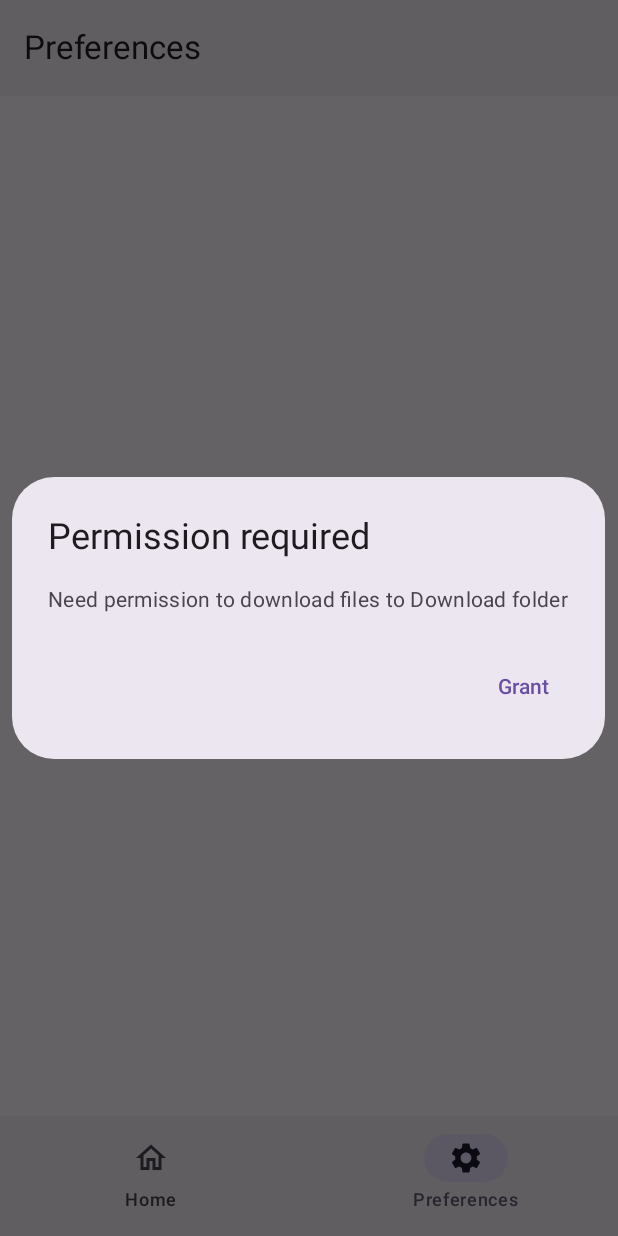
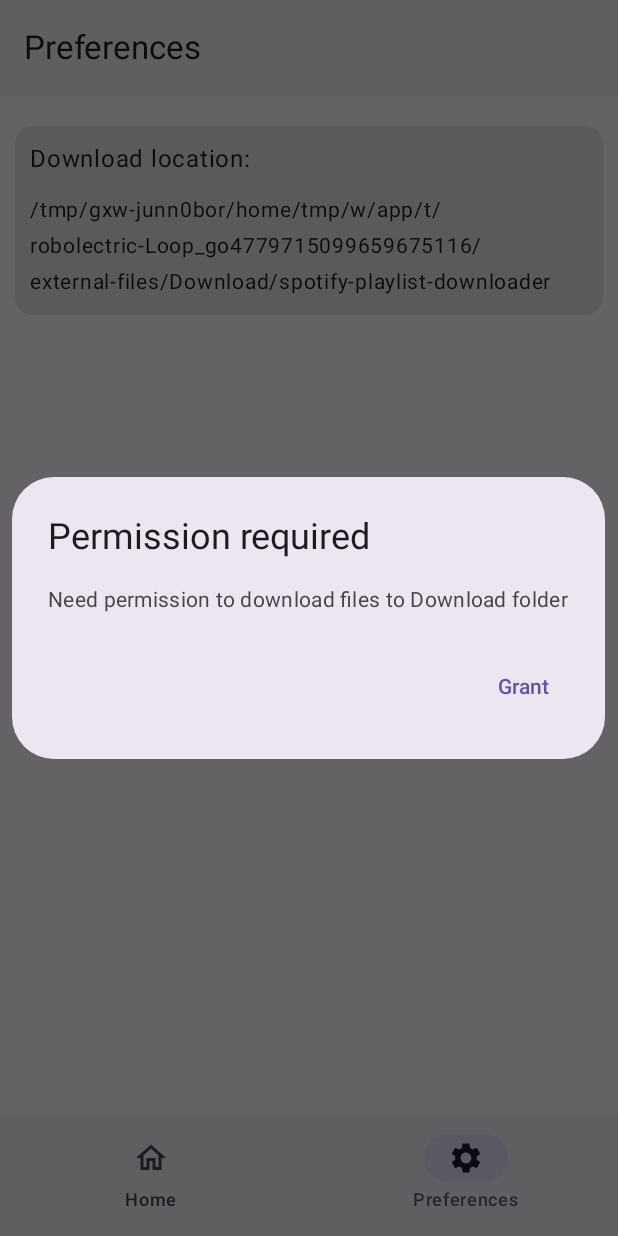
Before and after one commit to supersu-man/spotify-playlist-downloader, an Android app built with Jetpack Compose: the screen it shows after launch (MainActivity), item 2 of the bottom bar chosen, on a phone screen of 412 x 824 dp. Run offline under Robolectric (Android 15) with nearby library versions, the phone set to English and light mode, and no system bars; libraries missing offline, so code that uses them is left out: com.supersuman.apkupdater, org.schabi.newpipe, se.michaelthelin.spotify; 9 statements that could not run were skipped.

Commit message:
feat: Pager, Navigation Bar

```diff
--- a/app/src/main/java/dev/sumanth/spd/MainActivity.kt
+++ b/app/src/main/java/dev/sumanth/spd/MainActivity.kt
@@ -4,7 +4,10 @@ import android.os.Bundle
 import androidx.activity.ComponentActivity
 import androidx.activity.compose.setContent
 import androidx.activity.enableEdgeToEdge
+import androidx.compose.foundation.layout.fillMaxSize
 import androidx.compose.foundation.layout.padding
+import androidx.compose.foundation.pager.HorizontalPager
+import androidx.compose.foundation.pager.rememberPagerState
 import androidx.compose.material.icons.Icons
 import androidx.compose.material.icons.filled.Home
 import androidx.compose.material.icons.filled.Settings
@@ -16,11 +19,10 @@ import androidx.compose.runtime.mutableStateOf
 import androidx.compose.runtime.remember
 import androidx.compose.runtime.setValue
 import androidx.compose.ui.Modifier
-import androidx.navigation.compose.NavHost
-import androidx.navigation.compose.composable
-import androidx.navigation.compose.rememberNavController
 import dev.sumanth.spd.model.NavigationItem
-import dev.sumanth.spd.model.Routes
+import dev.sumanth.spd.model.defaultDownloadPath
+import dev.sumanth.spd.model.downloadPath
+import dev.sumanth.spd.model.download_path_key
 import dev.sumanth.spd.ui.component.Background
 import dev.sumanth.spd.ui.component.BottomBar
 import dev.sumanth.spd.ui.component.PermissionDialog
@@ -29,6 +31,7 @@ import dev.sumanth.spd.ui.component.UpdateDialog
 import dev.sumanth.spd.ui.screen.HomeScreen
 import dev.sumanth.spd.ui.screen.PreferencesScreen
 import dev.sumanth.spd.ui.viewmodel.HomeScreenViewModel
+import dev.sumanth.spd.ui.viewmodel.PreferencesScreenViewModel
 import dev.sumanth.spd.ui.viewmodel.UpdaterViewModel
 import dev.sumanth.spd.utils.Downloader
 import dev.sumanth.spd.utils.Spotify
@@ -41,8 +44,8 @@ class MainActivity : ComponentActivity() {
     private val url = "https://github.com/supersu-man/spotify-playlist-downloader/releases/latest"
 
     private val navigationItems = listOf(
-        NavigationItem("Home", Icons.Filled.Home, Icons.Outlined.Home, Routes.Home.name),
-        NavigationItem("Preferences", Icons.Filled.Settings, Icons.Outlined.Settings, Routes.Preferences.name)
+        NavigationItem("Home", Icons.Filled.Home, Icons.Outlined.Home),
+        NavigationItem("Preferences", Icons.Filled.Settings, Icons.Outlined.Settings)
     )
 
     override fun onCreate(savedInstanceState: Bundle?) {
@@ -54,27 +57,34 @@ class MainActivity : ComponentActivity() {
         val updateViewModel = UpdaterViewModel(this@MainActivity, url)
         NewPipe.init(Downloader.getInstance())
 
+        val homeViewModel = HomeScreenViewModel()
+        val preferencesViewModel = PreferencesScreenViewModel(this)
+        downloadPath = preferencesViewModel.downloadPath
+
+
         setContent {
-            val navController = rememberNavController()
+
             var title by remember { mutableStateOf("Home") }
-            val homeViewModel = HomeScreenViewModel()
+
+            val pagerState = rememberPagerState( pageCount = { navigationItems.size })
 
             Background {
-                Scaffold(topBar = { TopBar(title) }, bottomBar = { BottomBar(navigationItems, navController) }) { innerPadding ->
-                    NavHost(navController = navController, startDestination = Routes.Home.name, modifier = Modifier.padding(innerPadding)) {
-                        composable(Routes.Home.name) {
-                            title = "Home"
+                Scaffold(topBar = { TopBar(title) }, bottomBar = { BottomBar(navigationItems, pagerState) }) { innerpadding ->
+
+                    HorizontalPager(state = pagerState, modifier = Modifier.fillMaxSize().padding(innerpadding)) { page ->
+                        title = navigationItems[pagerState.currentPage].title
+                        if(page==0){
                             HomeScreen(homeViewModel)
-                        }
-                        composable(Routes.Preferences.name) {
-                            title = "Preferences"
-                            PreferencesScreen()
+                        } else if (page==1) {
+                            PreferencesScreen(preferencesViewModel)
                         }
                     }
+
                     PermissionDialog(this)
                     UpdateDialog(updateViewModel)
                 }
             }
+
         }
     }
 }
--- /dev/null
+++ b/app/src/main/java/dev/sumanth/spd/model/Download.kt
@@ -0,0 +1,10 @@
+package dev.sumanth.spd.model
+
+import android.os.Environment
+import java.io.File
+
+private val downloadsDirectory = Environment.getExternalStoragePublicDirectory(Environment.DIRECTORY_DOWNLOADS)
+val defaultDownloadPath: String = File(downloadsDirectory, "spotify-playlist-downloader").path
+
+const val download_path_key = "download_path"
+var downloadPath = ""
--- a/app/src/main/java/dev/sumanth/spd/model/Navigation.kt
+++ b/app/src/main/java/dev/sumanth/spd/model/Navigation.kt
@@ -5,6 +5,5 @@ import androidx.compose.ui.graphics.vector.ImageVector
 data class NavigationItem(
     val title: String,
     val selectedIcon: ImageVector,
-    val unselectedIcon: ImageVector,
-    val route: String
+    val unselectedIcon: ImageVector
 )
--- a/app/src/main/java/dev/sumanth/spd/ui/component/BottomBar.kt
+++ b/app/src/main/java/dev/sumanth/spd/ui/component/BottomBar.kt
@@ -1,37 +1,35 @@
 package dev.sumanth.spd.ui.component
 
+import androidx.compose.foundation.pager.PagerState
 import androidx.compose.material3.Icon
 import androidx.compose.material3.NavigationBar
 import androidx.compose.material3.NavigationBarItem
 import androidx.compose.material3.Text
 import androidx.compose.runtime.Composable
-import androidx.compose.runtime.getValue
-import androidx.compose.runtime.mutableStateOf
-import androidx.compose.runtime.remember
-import androidx.compose.runtime.setValue
-import androidx.navigation.NavHostController
+import androidx.compose.runtime.rememberCoroutineScope
 import dev.sumanth.spd.model.NavigationItem
+import kotlinx.coroutines.launch
 
 
 @Composable
-fun BottomBar(navigationItems: List<NavigationItem>, navController: NavHostController) {
-    var selectedItem by remember { mutableStateOf(navigationItems[0]) }
+fun BottomBar(navigationItems: List<NavigationItem>, pagerState: PagerState) {
+    val coroutineScope = rememberCoroutineScope()
 
     NavigationBar {
-        navigationItems.forEach { item ->
+        navigationItems.forEachIndexed { index, item ->
             NavigationBarItem(
                 icon = {
                     Icon(
-                        if (selectedItem.title == item.title) item.selectedIcon else item.unselectedIcon,
+                        if (pagerState.currentPage == index) item.selectedIcon else item.unselectedIcon,
                         contentDescription = null
                     )
                 },
                 label = { Text(item.title) },
-                selected = selectedItem.title == item.title,
+                selected = index==pagerState.currentPage,
                 onClick = {
-                    selectedItem = item
-                    navController.popBackStack()
-                    navController.navigate(item.route)
+                    coroutineScope.launch {
+                        pagerState.animateScrollToPage(index)
+                    }
                 }
             )
         }
--- a/app/src/main/java/dev/sumanth/spd/ui/screen/HomeScreen.kt
+++ b/app/src/main/java/dev/sumanth/spd/ui/screen/HomeScreen.kt
@@ -3,6 +3,7 @@ package dev.sumanth.spd.ui.screen
 import androidx.compose.foundation.layout.Column
 import androidx.compose.foundation.layout.aspectRatio
 import androidx.compose.foundation.layout.fillMaxHeight
+import androidx.compose.foundation.layout.fillMaxSize
 import androidx.compose.foundation.layout.fillMaxWidth
 import androidx.compose.foundation.layout.height
 import androidx.compose.foundation.layout.padding
@@ -21,7 +22,7 @@ import dev.sumanth.spd.ui.viewmodel.HomeScreenViewModel
 
 @Composable
 fun HomeScreen(viewModel: HomeScreenViewModel) {
-    Column(modifier = Modifier.padding(10.dp, 20.dp)) {
+    Column(modifier = Modifier.padding(10.dp, 20.dp).fillMaxSize()) {
         Text("Enter Playlist Link")
         OutlinedTextField(
             value = viewModel.spotifyLink, onValueChange = { viewModel.spotifyLink = it },
--- a/app/src/main/java/dev/sumanth/spd/ui/screen/PreferencesScreen.kt
+++ b/app/src/main/java/dev/sumanth/spd/ui/screen/PreferencesScreen.kt
@@ -1,19 +1,41 @@
 package dev.sumanth.spd.ui.screen
 
+import android.app.Activity
+import android.os.Environment
+import androidx.activity.compose.rememberLauncherForActivityResult
+import androidx.activity.result.contract.ActivityResultContracts
 import androidx.compose.foundation.layout.Column
+import androidx.compose.foundation.layout.fillMaxSize
+import androidx.compose.foundation.layout.fillMaxWidth
 import androidx.compose.foundation.layout.padding
 import androidx.compose.material3.Card
 import androidx.compose.material3.Text
 import androidx.compose.runtime.Composable
 import androidx.compose.ui.Modifier
 import androidx.compose.ui.unit.dp
+import androidx.compose.ui.unit.sp
+import dev.sumanth.spd.model.downloadPath
+import dev.sumanth.spd.ui.viewmodel.PreferencesScreenViewModel
 
 @Composable
-fun PreferencesScreen() {
+fun PreferencesScreen(preferencesViewModel: PreferencesScreenViewModel) {
 
-    Column(modifier = Modifier.padding(10.dp, 20.dp)) {
-        Card {
-            Text("")
+    preferencesViewModel.launcher = rememberLauncherForActivityResult(contract = ActivityResultContracts.StartActivityForResult()) { result ->
+        if (result.resultCode == Activity.RESULT_OK) {
+            val uri = result.data?.data?.path
+            if(uri != null) {
+                val folder = uri.split(":")[1]
+                preferencesViewModel.downloadPath = Environment.getExternalStorageDirectory().path + "/" + folder
+                preferencesViewModel.storePath(preferencesViewModel.downloadPath)
+                downloadPath = preferencesViewModel.downloadPath
+            }
+        }
+    }
+
+    Column(modifier = Modifier.padding(10.dp, 20.dp).fillMaxSize()) {
+        Card(onClick = { preferencesViewModel.openDocumentTree() }, modifier = Modifier.fillMaxWidth() ) {
+            Text("Download location: ", modifier = Modifier.padding(10.dp, 10.dp, 10.dp, 10.dp))
+            Text(preferencesViewModel.downloadPath, modifier = Modifier.padding(10.dp, 0.dp, 10.dp, 10.dp), fontSize = 14.sp)
         }
     }
 
--- a/app/src/main/java/dev/sumanth/spd/ui/viewmodel/HomeScreenViewModel.kt
+++ b/app/src/main/java/dev/sumanth/spd/ui/viewmodel/HomeScreenViewModel.kt
@@ -1,5 +1,6 @@
 package dev.sumanth.spd.ui.viewmodel
 
+import android.app.Activity.MODE_PRIVATE
 import android.content.Context
 import android.content.Intent
 import android.net.Uri
@@ -9,6 +10,9 @@ import androidx.compose.runtime.mutableFloatStateOf
 import androidx.compose.runtime.mutableStateOf
 import androidx.compose.runtime.setValue
 import androidx.lifecycle.ViewModel
+import dev.sumanth.spd.model.defaultDownloadPath
+import dev.sumanth.spd.model.downloadPath
+import dev.sumanth.spd.model.download_path_key
 import dev.sumanth.spd.utils.spotify
 import kotlinx.coroutines.CoroutineScope
 import kotlinx.coroutines.Dispatchers
@@ -26,7 +30,6 @@ import java.net.HttpURLConnection
 
 class HomeScreenViewModel: ViewModel() {
 
-    private val downloadsFolder = Environment.getExternalStoragePublicDirectory(Environment.DIRECTORY_DOWNLOADS).path + "/spotify-playlist-downloader"
     var fileProgress by mutableFloatStateOf(0f)
     var totalProgress by mutableFloatStateOf(0f)
     var fileName by  mutableStateOf("")
@@ -43,9 +46,9 @@ class HomeScreenViewModel: ViewModel() {
         while (queryNumber < spotifyList.size) {
             try {
                 val fileMeta = getFileMeta(spotifyList[queryNumber])
-                File(downloadsFolder).mkdir()
+                File(downloadPath).mkdir()
                 fileName = "Downloading " + fileMeta["filename"].toString()
-                val path = File("$downloadsFolder/${fileMeta["filename"]}").path
+                val path = File("$downloadPath/${fileMeta["filename"]}").path
                 downloadFile(fileMeta["url"].toString(), path) { b, c ->
                     fileProgress = (b * 100 / c).toFloat() / 100
                 }
@@ -64,14 +67,6 @@ class HomeScreenViewModel: ViewModel() {
             println(totalProgress)
         }
         loader = false
-    }
-
-
-    fun openFolder(context: Context) {
-        val intent = Intent(Intent.ACTION_VIEW)
-        val uri = Uri.parse(downloadsFolder)
-        intent.setDataAndType(uri, "resource/folder")
-        context.startActivity(intent)
     }
 
 }
--- a/app/src/main/java/dev/sumanth/spd/ui/viewmodel/PreferencesScreenViewModel.kt
+++ b/app/src/main/java/dev/sumanth/spd/ui/viewmodel/PreferencesScreenViewModel.kt
@@ -2,14 +2,35 @@ package dev.sumanth.spd.ui.viewmodel
 
 import android.content.Context
 import android.content.Context.MODE_PRIVATE
-import android.content.SharedPreferences
+import android.content.Intent
+import androidx.activity.compose.ManagedActivityResultLauncher
+import androidx.activity.result.ActivityResult
+import androidx.compose.runtime.getValue
+import androidx.compose.runtime.mutableStateOf
+import androidx.compose.runtime.setValue
 import androidx.lifecycle.ViewModel
-
-class PreferencesScreenViewModel: ViewModel() {
+import dev.sumanth.spd.model.defaultDownloadPath
+import dev.sumanth.spd.model.download_path_key
 
 
-    fun getDownloadPath(context: Context) {
-        val sharedPref = context.getSharedPreferences(context.packageName, MODE_PRIVATE)
-        val downloadPath = sharedPref.getString("download_path", null)
+class PreferencesScreenViewModel(context: Context): ViewModel() {
+
+
+    lateinit var launcher: ManagedActivityResultLauncher<Intent, ActivityResult>
+
+    private val sharedPref = context.getSharedPreferences(context.packageName, MODE_PRIVATE)
+    var downloadPath by mutableStateOf(sharedPref.getString(download_path_key, defaultDownloadPath).toString())
+
+    private val intent = Intent(Intent.ACTION_OPEN_DOCUMENT_TREE).apply {
+        addCategory(Intent.CATEGORY_DEFAULT)
     }
+
+    fun storePath(path: String) {
+        sharedPref.edit().putString(download_path_key, path).apply()
+    }
+
+    fun openDocumentTree() {
+        launcher.launch(intent)
+    }
+
 }
--- a/app/src/main/java/dev/sumanth/spd/ui/viewmodel/UpdaterViewModel.kt
+++ b/app/src/main/java/dev/sumanth/spd/ui/viewmodel/UpdaterViewModel.kt
@@ -18,13 +18,11 @@ class UpdaterViewModel(activity: Activity, url: String): ViewModel() {
         checkForUpdate(activity, url)
     }
 
-    private fun checkForUpdate(activity: Activity, url: String) {
-        viewModelScope.launch(Dispatchers.IO) {
-            updater = ApkUpdater(activity, url)
-            updater.threeNumbers = true
-            if (updater.isInternetConnection() && updater.isNewUpdateAvailable() == true) {
-                updateFound = true
-            }
+    private fun checkForUpdate(activity: Activity, url: String) = viewModelScope.launch(Dispatchers.IO) {
+        updater = ApkUpdater(activity, url)
+        updater.threeNumbers = true
+        if (updater.isInternetConnection() && updater.isNewUpdateAvailable() == true) {
+            updateFound = true
         }
     }
 
```
